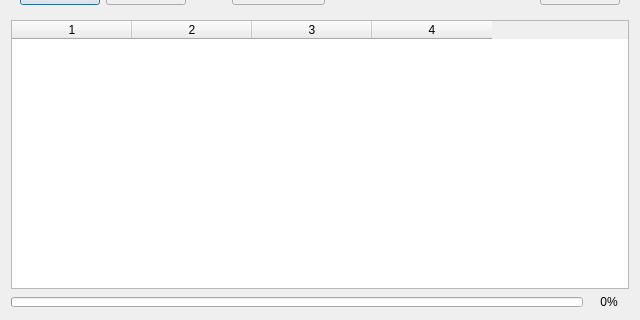
Before: the Qt Designer form finderdialog.ui in metem/MeTeM-File-Manager, drawn with Qt 5; both pictures show x 0 to 640 and y 160 to 480 of the 640 by 480 pixel window.
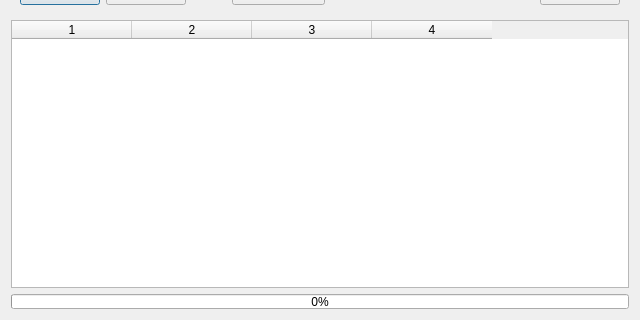
After: the same form once the commit is applied.

The edit to the form file:
```diff
--- a/finderdialog.ui
+++ b/finderdialog.ui
@@ -13,8 +13,8 @@
   <property name="windowTitle">
    <string>Dialog</string>
   </property>
-  <layout class="QGridLayout" name="gridLayout_2">
-   <item row="0" column="0">
+  <layout class="QVBoxLayout" name="verticalLayout_2">
+   <item>
     <layout class="QGridLayout" name="gridLayout">
      <item row="0" column="1">
       <layout class="QHBoxLayout" name="horizontalLayout_4">
@@ -159,7 +159,7 @@
      </item>
     </layout>
    </item>
-   <item row="1" column="0">
+   <item>
     <widget class="QWidget" name="widget" native="true">
      <layout class="QHBoxLayout" name="horizontalLayout">
       <item>
@@ -252,7 +252,7 @@
      </layout>
     </widget>
    </item>
-   <item row="2" column="0">
+   <item>
     <widget class="QTableWidget" name="twFileList">
      <property name="alternatingRowColors">
       <bool>false</bool>
@@ -305,8 +305,6 @@
      <column/>
     </widget>
    </item>
-   <item row="3" column="0">
-    <layout class="QHBoxLayout" name="horizontalLayout_3">
      <item>
       <widget class="QProgressBar" name="progressBar">
        <property name="sizePolicy">
@@ -318,9 +316,12 @@
        <property name="maximumSize">
         <size>
          <width>16777215</width>
-         <height>10</height>
-        </size>
-       </property>
+       <height>15</height>
+      </size>
+     </property>
+     <property name="maximum">
+      <number>100</number>
+     </property>
        <property name="value">
         <number>0</number>
        </property>
@@ -328,7 +329,7 @@
         <set>Qt::AlignLeading|Qt::AlignLeft|Qt::AlignVCenter</set>
        </property>
        <property name="textVisible">
-        <bool>false</bool>
+      <bool>true</bool>
        </property>
        <property name="invertedAppearance">
         <bool>false</bool>
@@ -340,30 +341,6 @@
         <string>%p%</string>
        </property>
       </widget>
-     </item>
-     <item>
-      <widget class="QLabel" name="lProgress">
-       <property name="sizePolicy">
-        <sizepolicy hsizetype="Minimum" vsizetype="Preferred">
-         <horstretch>0</horstretch>
-         <verstretch>0</verstretch>
-        </sizepolicy>
-       </property>
-       <property name="minimumSize">
-        <size>
-         <width>40</width>
-         <height>0</height>
-        </size>
-       </property>
-       <property name="text">
-        <string>0%</string>
-       </property>
-       <property name="alignment">
-        <set>Qt::AlignCenter</set>
-       </property>
-      </widget>
-     </item>
-    </layout>
    </item>
   </layout>
  </widget>
```
Lines whose indentation alone changed are shown as unchanged.
